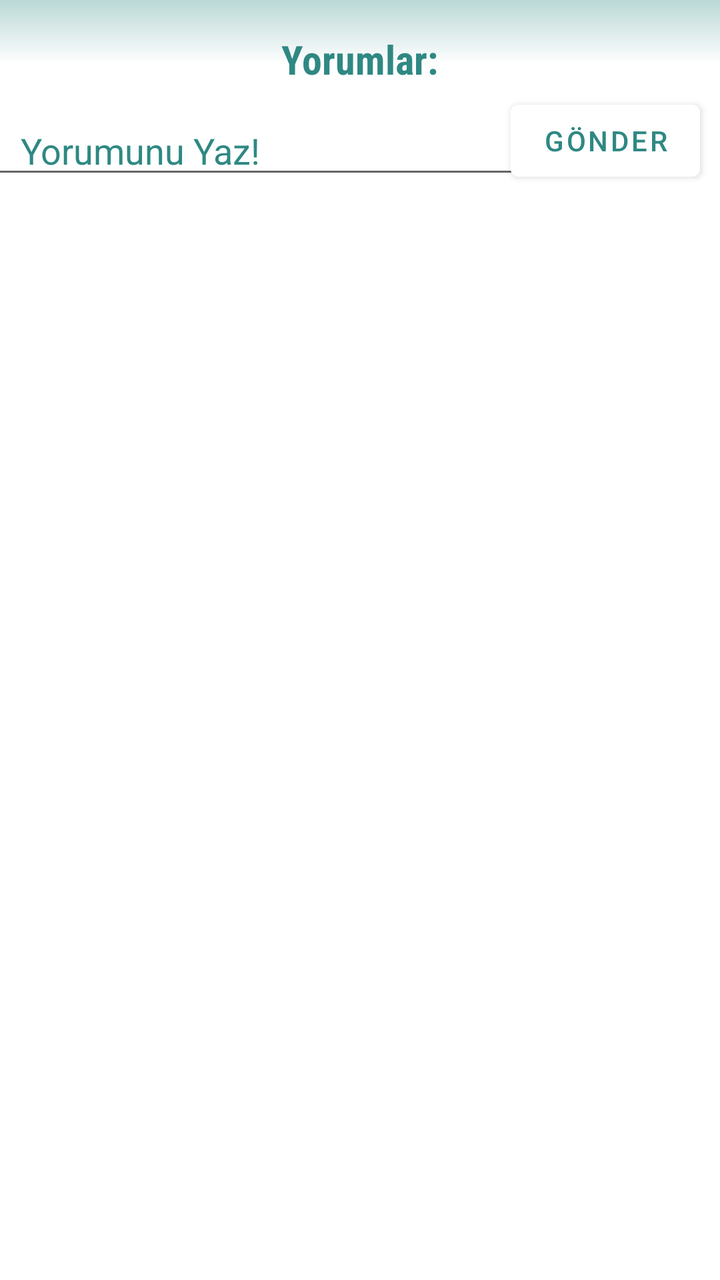
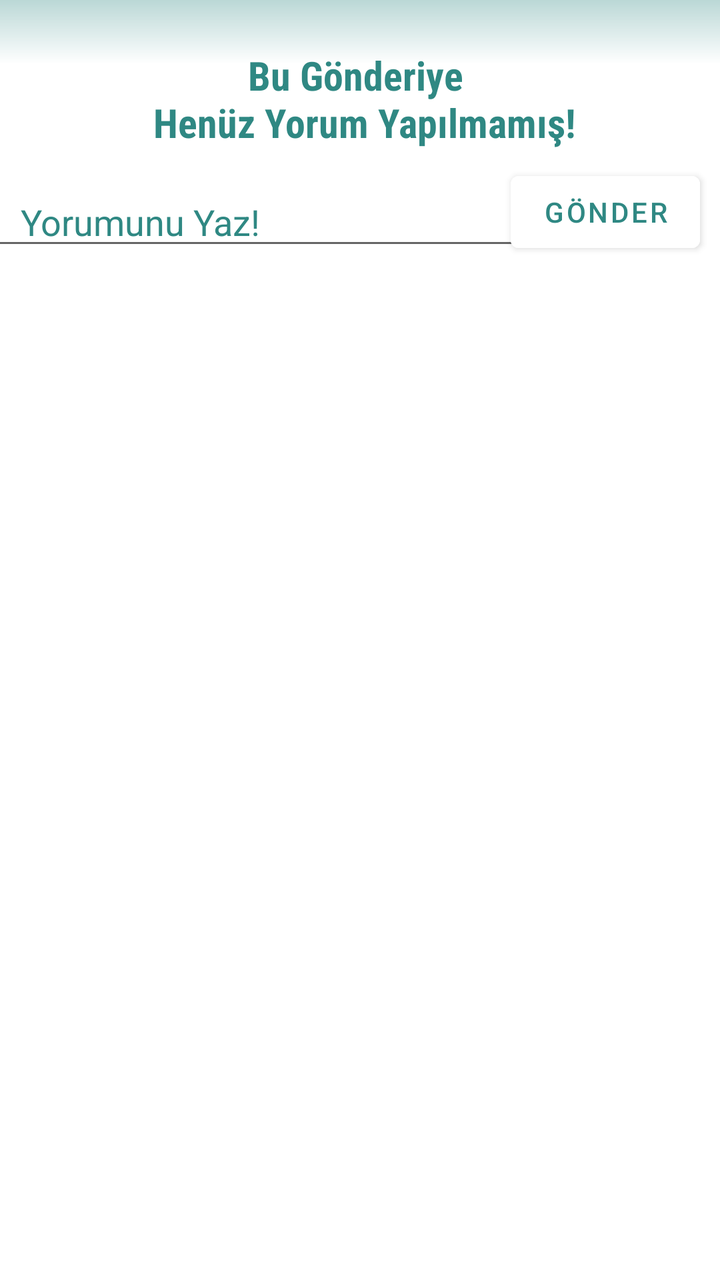

Compare the two renders of this Android layout. The source of the first and the diff that turns it into the second are given below.
<!-- AndroidManifest.xml: application theme Theme.ItirafEt -->
<!-- res/layout/fragment_feed_bottom_sheet.xml -->
<?xml version="1.0" encoding="utf-8"?>
<androidx.constraintlayout.widget.ConstraintLayout
    xmlns:android="http://schemas.android.com/apk/res/android"
    xmlns:tools="http://schemas.android.com/tools"
    android:layout_width="match_parent"
    android:layout_height="wrap_content"
    android:background="@drawable/bg_gradient"
    xmlns:app="http://schemas.android.com/apk/res-auto"
    tools:context=".view.bottomsheet.FeedBottomSheetFragment">

    <TextView
        android:id="@+id/yorumlarText"
        android:layout_width="wrap_content"
        android:layout_height="wrap_content"
        android:text="Yorumlar:"
        android:textSize="20sp"
        android:textStyle="bold"
        android:textColor="@color/dark_main_color"
        android:fontFamily="sans-serif-condensed"
        android:layout_marginTop="16dp"
        app:layout_constraintStart_toStartOf="parent"
        app:layout_constraintEnd_toEndOf="parent"
        app:layout_constraintTop_toTopOf="parent"/>

    <com.google.android.material.textfield.TextInputEditText
        android:id="@+id/commentEditText"
        android:layout_width="270dp"
        android:layout_height="wrap_content"
        android:paddingStart="20dp"
        android:layout_marginTop="10dp"
        android:layout_marginBottom="10dp"
        android:layout_marginStart="10dp"
        android:textColorHint="@color/dark_main_color"
        android:layout_marginEnd="120dp"
        android:hint="Yorumunu Yaz!"
        app:layout_constraintTop_toBottomOf="@id/yorumlarText"
        app:layout_constraintStart_toStartOf="parent"
        app:layout_constraintEnd_toEndOf="parent"/>

    <com.google.android.material.button.MaterialButton
        android:id="@+id/buttonYorumGonder"
        android:layout_width="wrap_content"
        android:layout_height="wrap_content"
        android:text="gönder"
        android:textColor="@color/dark_main_color"
        android:layout_marginEnd="10dp"
        android:backgroundTint="@color/white"
        app:layout_constraintBottom_toBottomOf="@id/commentEditText"
        app:layout_constraintEnd_toEndOf="parent"
        app:layout_constraintLeft_toRightOf="@id/commentEditText"/>


    <androidx.recyclerview.widget.RecyclerView
        android:id="@+id/commentRecyclerView"
        android:layout_width="match_parent"
        android:layout_height="260dp"
        android:layout_marginTop="20dp"
        app:layout_constraintStart_toStartOf="parent"
        app:layout_constraintTop_toBottomOf="@id/commentEditText"
        app:layout_constraintBottom_toBottomOf="parent"
        />


</androidx.constraintlayout.widget.ConstraintLayout>
<!-- resources referenced by this layout -->
<resources>
  <color name="dark_main_color">#2F8883</color>
  <color name="white">#FFFFFFFF</color>
  <!-- drawable bg_gradient (drawable) -->
  <?xml version="1.0" encoding="utf-8"?>
  <shape  android:shape="rectangle" xmlns:android="http://schemas.android.com/apk/res/android">
  
      <gradient android:angle="120"
          android:centerY="0.05"
          android:centerColor="@color/white"
          android:startColor="#542F8883"
          android:endColor="@color/white"
          android:type="linear"/>
  
  </shape>
  <style name="Theme.ItirafEt" parent="Theme.MaterialComponents.DayNight.DarkActionBar">
          
          <item name="colorPrimary">#2F8883</item>
          <item name="colorPrimaryVariant">#2F8883</item>
          <item name="colorOnPrimary">@color/white</item>
          
          <item name="colorSecondary">@color/teal_200</item>
          <item name="colorSecondaryVariant">@color/teal_700</item>
          <item name="colorOnSecondary">@color/black</item>
          
          <item name="android:statusBarColor" tools:targetApi="l">?attr/colorPrimaryVariant</item>
          
          <item name="windowNoTitle">true</item>
          <item name="windowActionBar">false</item>
      </style>
  <color name="teal_200">#FF03DAC5</color>
  <color name="teal_700">#FF018786</color>
  <color name="black">#FF000000</color>
</resources>

<!-- the commit's change to res/layout/fragment_feed_bottom_sheet.xml (unified diff, before → after) -->
@@ -12,12 +12,13 @@
         android:id="@+id/yorumlarText"
         android:layout_width="wrap_content"
         android:layout_height="wrap_content"
-        android:text="Yorumlar:"
+        android:text="Bu Gönderiye \n Henüz Yorum Yapılmamış!"
         android:textSize="20sp"
+        android:textAlignment="center"
         android:textStyle="bold"
         android:textColor="@color/dark_main_color"
         android:fontFamily="sans-serif-condensed"
-        android:layout_marginTop="16dp"
+        android:layout_marginTop="24dp"
         app:layout_constraintStart_toStartOf="parent"
         app:layout_constraintEnd_toEndOf="parent"
         app:layout_constraintTop_toTopOf="parent"/>
@@ -27,7 +28,7 @@
         android:layout_width="270dp"
         android:layout_height="wrap_content"
         android:paddingStart="20dp"
-        android:layout_marginTop="10dp"
+        android:layout_marginTop="14dp"
         android:layout_marginBottom="10dp"
         android:layout_marginStart="10dp"
         android:textColorHint="@color/dark_main_color"
